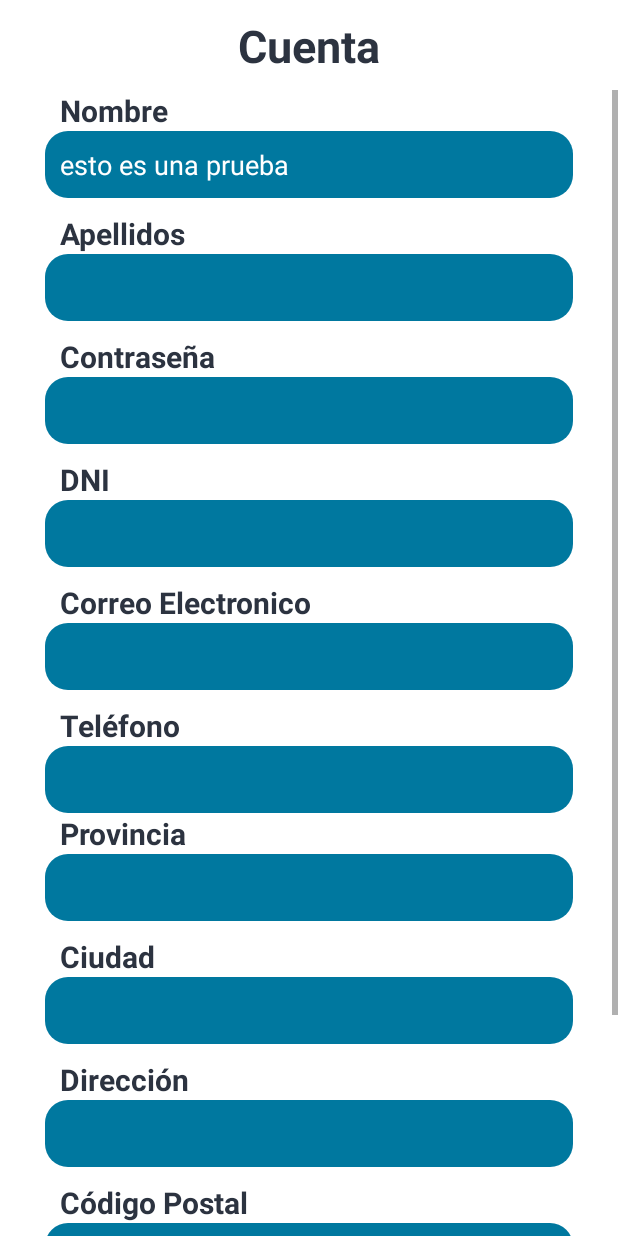
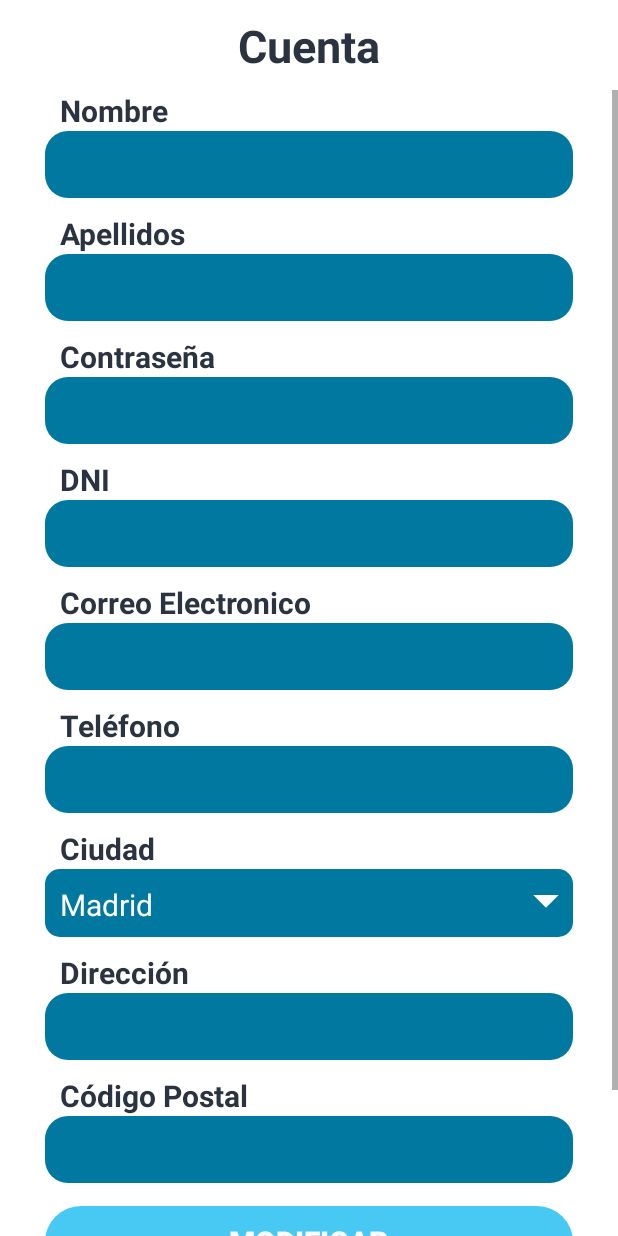
Before and after one commit to IgnacioLF/Wipehouse, an Android app: the fragment User_cuenta shown on its own in the app's theme, on a phone screen of 412 x 824 dp. Run offline under Robolectric (Android 15) with nearby library versions, the phone set to English and light mode, and no system bars; our stand-ins replace Firebase (no records; nobody signed in at launch, a user with empty details on screens opened directly).

Commit message:
-added user cuenta loaddata -added user cuenta modificar

```diff
--- a/app/src/main/java/com/example/wipehouse/User_cuenta.kt
+++ b/app/src/main/java/com/example/wipehouse/User_cuenta.kt
@@ -5,7 +5,10 @@ import androidx.fragment.app.Fragment
 import android.view.LayoutInflater
 import android.view.View
 import android.view.ViewGroup
-import android.widget.EditText
+import android.widget.*
+import com.google.firebase.auth.FirebaseAuth
+import com.google.firebase.firestore.ktx.firestore
+import com.google.firebase.ktx.Firebase
 
 // TODO: Rename parameter arguments, choose names that match
 // the fragment initialization parameters, e.g. ARG_ITEM_NUMBER
@@ -37,10 +40,76 @@ class User_cuenta : Fragment() {
         savedInstanceState: Bundle?
     ): View? {
         // Inflate the layout for this fragment
-        var  root = inflater.inflate(R.layout.fragment_user_cuenta, container, false)
-        editTextTextNombre = root.findViewById(R.id.editTextTextNombre)
-        editTextTextNombre.setText("esto es una prueba")
-        return root
+        var  view = inflater.inflate(R.layout.fragment_user_cuenta, container, false)
+        var editTextTextNombre=view.findViewById<EditText>(R.id.editTextTextNombre)
+        var editTextapellidos=view.findViewById<EditText>(R.id.editTextapellidos)
+        var editTextTextContraseña=view.findViewById<EditText>(R.id.editTextTextContraseña)
+        var editTextDNI=view.findViewById<EditText>(R.id.editTextDNI)
+        var editTextEmail=view.findViewById<EditText>(R.id.editTextEmail)
+        var editTextTelefono=view.findViewById<EditText>(R.id.editTextTelefono)
+        var editTextDireccion=view.findViewById<EditText>(R.id.editTextDireccion)
+        var editTextCodigopostal=view.findViewById<EditText>(R.id.editTextCodigopostal)
+        var currentuseremail = ""
+           currentuseremail= FirebaseAuth.getInstance().currentUser?.email.toString()
+        var spinnerciudad = view.findViewById<Spinner>(R.id.spinnerciudad)
+        var buttonModificar = view.findViewById<Button>(R.id.buttonModificar)
+        var ciudadlista = arrayOf<String>("Madrid","Barcelona")
+        var spinadapter = context?.let { ArrayAdapter(it,R.layout.myselectedspinner,ciudadlista) }
+        if (spinadapter != null) {
+            spinadapter.setDropDownViewResource(R.layout.mydropdownspinner)
+        }
+        spinnerciudad.adapter = spinadapter
+
+        spinnerciudad.onItemSelectedListener = object :
+            AdapterView.OnItemSelectedListener{
+            override fun onItemSelected(
+                parent: AdapterView<*>?,
+                view: View?,
+                position: Int,
+                id: Long
+            ) {
+            }
+            override fun onNothingSelected(parent: AdapterView<*>?) {
+            }
+        }
+
+        var db = Firebase.firestore
+        db.collection("usuarios").document(currentuseremail).get().addOnSuccessListener { document ->
+            var ciudad = document.data?.get("ciudad")?.toString()
+            editTextTextNombre.setText(document.data?.get("nombre")?.toString())
+            editTextapellidos.setText(document.data?.get("apellidos")?.toString())
+            ciudad?.let { Usuario.Ciudades.valueOf(it).ordinal }?.let {
+                spinnerciudad.setSelection(
+                    it
+                )
+            }
+            editTextCodigopostal.setText(document.data?.get("cp")?.toString())
+            editTextDireccion.setText(document.data?.get("direccion")?.toString())
+            editTextDNI.setText(document.data?.get("dni")?.toString())
+            editTextTelefono.setText(document.data?.get("nombre")?.toString())
+        }
+        buttonModificar.setOnClickListener {
+            // TODO modicar trabajos nombre y apellido y ciudad
+            if (editTextTextNombre.text.isNotEmpty()&&editTextapellidos.text.isNotEmpty()&&editTextCodigopostal.text.isNotEmpty()&&editTextDireccion.text.isNotEmpty()&&editTextDNI.text.isNotEmpty()&&editTextTelefono.text.isNotEmpty()){
+                val datauser = hashMapOf(
+                    "nombre" to editTextTextNombre.text.toString(),
+                    "apellidos" to editTextapellidos.text.toString(),
+                    "ciudad" to spinnerciudad.selectedItem.toString(),
+                    "direccion" to editTextDireccion.text.toString(),
+                    "cp" to editTextCodigopostal.text.toString(),
+                    "telefono" to editTextTelefono.text.toString(),
+                    "dni" to editTextDNI.text.toString()
+                )
+                db.collection("usuarios").document(currentuseremail).set(datauser).addOnSuccessListener {
+                    Toast.makeText(context,"Cambios guardados correctamente",Toast.LENGTH_LONG).show()
+                }.addOnFailureListener {
+                    Toast.makeText(context,"Error al realizar la operacion",Toast.LENGTH_LONG).show()
+                }
+            } else {
+                Toast.makeText(context,"Error alguno de los campos esta vacio",Toast.LENGTH_LONG).show()
+            }
+        }
+        return view
     }
 
     companion object {
--- a/app/src/main/res/layout/fragment_user_cuenta.xml
+++ b/app/src/main/res/layout/fragment_user_cuenta.xml
@@ -155,26 +155,6 @@
                 android:background="@drawable/blue_roundcorners_low"
                 android:padding="10dp"/>
             <TextView
-                android:id="@+id/textViewprovincia"
-                android:layout_width="match_parent"
-                android:layout_height="wrap_content"
-                android:paddingLeft="10dp"
-                android:text="Provincia"
-                android:textColor="#2c3340"
-                android:textSize="20sp"
-                android:textStyle="bold" />
-
-            <EditText
-                android:id="@+id/editTextprovincia"
-                android:layout_width="match_parent"
-                android:layout_height="wrap_content"
-                android:background="@drawable/blue_roundcorners_low"
-                android:ems="10"
-                android:inputType="textPersonName"
-                android:padding="10dp"
-                android:textColor="@color/white" />
-
-            <TextView
                 android:id="@+id/textViewCiudad"
                 android:layout_width="match_parent"
                 android:layout_height="wrap_content"
@@ -185,14 +165,14 @@
                 android:textSize="20sp"
                 android:textStyle="bold" />
 
-            <EditText
-                android:id="@+id/editTextCiudad"
+            <Spinner
+                android:id="@+id/spinnerciudad"
                 android:layout_width="match_parent"
-                android:layout_height="wrap_content"
-                android:background="@drawable/blue_roundcorners_low"
-                android:ems="10"
-                android:inputType="textPersonName"
+                android:layout_height="45dp"
+                android:background="@drawable/bg_spinner"
+                android:dropDownVerticalOffset="45dp"
                 android:padding="10dp"
+                android:spinnerMode="dropdown"
                 android:textColor="@color/white" />
 
             <TextView
```
Also changed, not shown: app/src/main/java/com/example/wipehouse/TrabajadorBuscarArrayAdapter.kt (+17 -0 lines).
